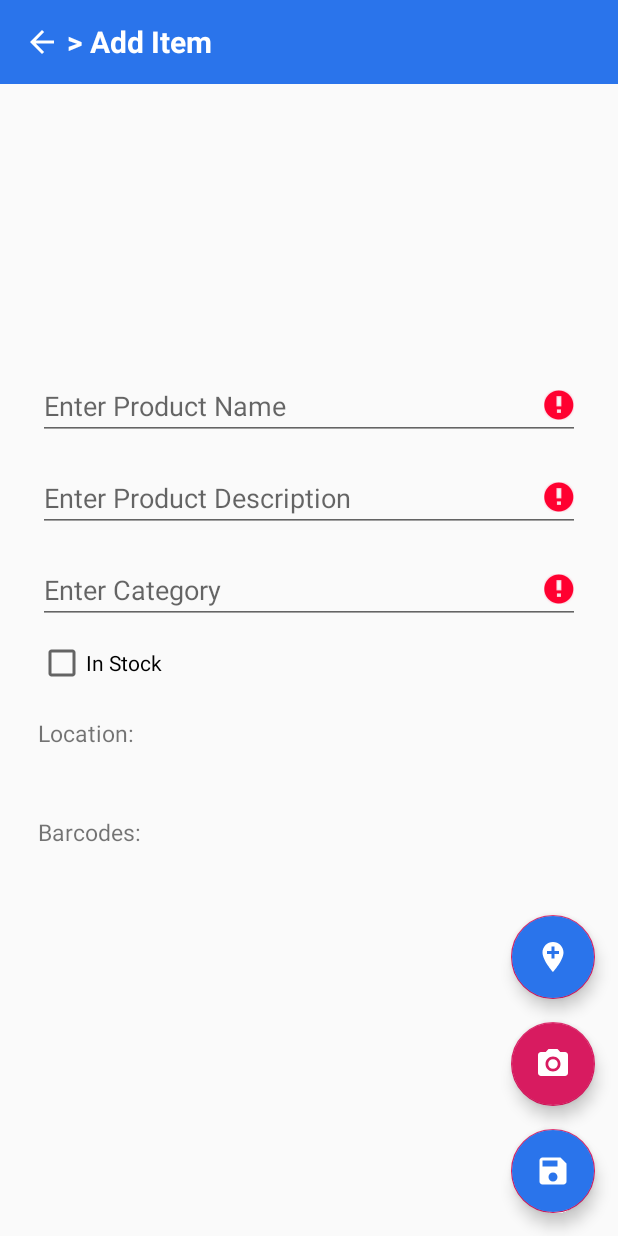
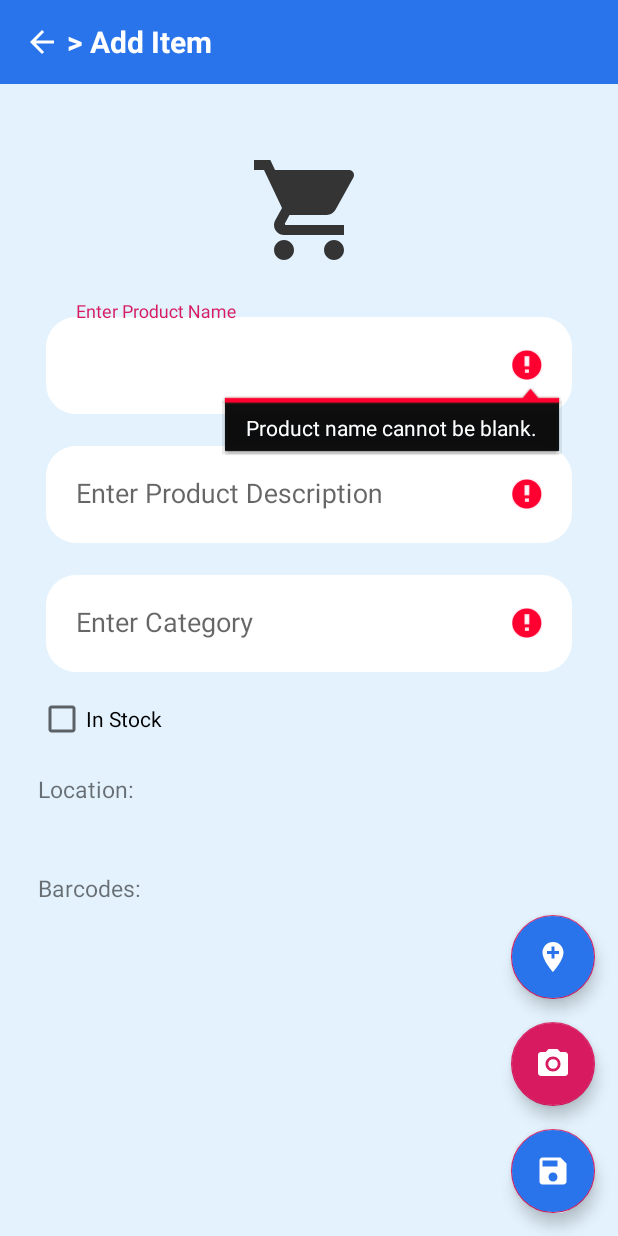
Before and after one commit to prasharsh/roomately, an Android app: the AddItemActivity screen opened directly, with no data from a screen before it, after a tap on an icon or button, on a phone screen of 412 x 824 dp. Run offline under Robolectric (Android 15) with nearby library versions, the phone set to English and light mode, and no system bars; our stand-ins replace Firebase (no records; nobody signed in at launch, a user with empty details on screens opened directly); 1 statement that could not run was skipped.

Commit message:
Changes in UI and resolved bugs

```diff
--- a/app/src/main/AndroidManifest.xml
+++ b/app/src/main/AndroidManifest.xml
@@ -18,7 +18,6 @@
         android:supportsRtl="true"
         android:theme="@style/AppTheme">
         <activity android:name=".help.HelpFragmentContainer"></activity>
-        <activity android:name=".help.Help" />
         <activity android:name=".Invitations" />
 
         <activity android:name=".SplashScreenActivity"
@@ -37,7 +36,7 @@
         <activity android:name=".login.RegistrationActivity" />
         <activity android:name=".login.LoginActivity" />
         <activity android:name=".LowStockItems" />
-        <activity android:name=".items.ItemsActivity" />
+        <activity android:name=".items.AddItemActivity" />
         <activity android:name=".items.LocationActivity" />
         <activity android:name=".Items" />
         <activity android:name=".Transactions" />
--- a/app/src/main/java/com/titans/roomatelyapp/Data.kt
+++ b/app/src/main/java/com/titans/roomatelyapp/Data.kt
@@ -32,7 +32,6 @@ class Data {
         var invitations = ArrayList<Invitation>()
         var txtInvitations: MutableLiveData<Int> = MutableLiveData()
         var selectedGroup = ""
-        var started = false
 
 
         fun init()
@@ -107,7 +106,6 @@ class Data {
 
         //constants
         val CONCAT = "_ _"
-        val CONCATCOORD = "_/_"
         val GROUPNAME = "groupName"
 
         val GROUPS = "groups"
--- a/app/src/main/java/com/titans/roomatelyapp/MainActivity.kt
+++ b/app/src/main/java/com/titans/roomatelyapp/MainActivity.kt
@@ -2,6 +2,7 @@ package com.titans.roomatelyapp
 
 import android.content.Context
 import android.content.Intent
+import android.database.DataSetObserver
 import androidx.appcompat.app.AppCompatActivity
 import android.os.Bundle
 import android.util.Log
--- a/app/src/main/java/com/titans/roomatelyapp/MainWindowTabs/Dashboard.kt
+++ b/app/src/main/java/com/titans/roomatelyapp/MainWindowTabs/Dashboard.kt
@@ -2,7 +2,6 @@ package com.titans.roomatelyapp.MainWindowTabs
 
 import android.app.AlertDialog
 import android.content.Context
-import android.content.DialogInterface
 import android.content.Intent
 import android.os.Bundle
 import android.util.Log
@@ -12,14 +11,13 @@ import android.view.ViewGroup
 import androidx.cardview.widget.CardView
 import androidx.fragment.app.Fragment
 import androidx.fragment.app.FragmentManager
-import com.google.firebase.firestore.QueryDocumentSnapshot
 import com.google.firebase.firestore.QuerySnapshot
 import com.titans.roomatelyapp.*
 import com.titans.roomatelyapp.DataModels.Category
 import com.titans.roomatelyapp.DataModels.Item
 import com.titans.roomatelyapp.barcodeReader.BarcodeReaderActivity
 import com.titans.roomatelyapp.dialogs.ProductDetailDialog
-import com.titans.roomatelyapp.items.ItemsActivity
+import com.titans.roomatelyapp.items.AddItemActivity
 
 class Dashboard: Fragment()
 {
@@ -123,7 +121,7 @@ class Dashboard: Fragment()
         alert.setMessage("Would you like to add this product?")
         alert.setPositiveButton("Add", {
             dialog, which ->
-            var i = Intent(ctx,ItemsActivity::class.java)
+            var i = Intent(ctx,AddItemActivity::class.java)
 
             i.putExtra("barcode",b)
             ctx.startActivity(i)
--- a/app/src/main/java/com/titans/roomatelyapp/RecyclerViewAdapters/LowStockListAdapter.kt
+++ b/app/src/main/java/com/titans/roomatelyapp/RecyclerViewAdapters/LowStockListAdapter.kt
@@ -109,7 +109,7 @@ class LowStockListAdapter: RecyclerView.Adapter<LowStockListAdapter.ViewHolder>
                     var t = Transaction(
                         title = item.item.name+ " back in stock",
                         subTitle = "Marked By: "+Data.currentUser.name,
-                        date = SimpleDateFormat("dd-MMM-yyyy").format(Calendar.getInstance().getTime())
+                        date = Data.getTimeStamp()
                     )
                     Data.db.collection(Data.USERS).document(Data.currentUser.phone).collection("transactions")
                         .document(Data.getTimeStamp()).set(t)
--- a/app/src/main/java/com/titans/roomatelyapp/items/ItemsActivity.kt
+++ b/app/src/main/java/com/titans/roomatelyapp/items/AddItemActivity.kt
@@ -9,6 +9,7 @@ import android.text.TextWatcher
 import android.view.MotionEvent
 import android.view.inputmethod.InputMethodManager
 import android.widget.*
+import androidx.appcompat.app.AlertDialog
 import androidx.appcompat.app.AppCompatActivity
 import com.google.firebase.firestore.SetOptions
 import com.titans.roomatelyapp.Data
@@ -22,47 +23,29 @@ import com.titans.roomatelyapp.DataModels.Transaction
 import com.titans.roomatelyapp.R
 import com.titans.roomatelyapp.barcodeReader.BarcodeReaderActivity
 
-//class ItemsActivity: AppCompatActivity()
-//{
-//    private var productName: EditText?= null
-//    private var productDesc: EditText?= null
-//    private var productCategory: EditText?= null
-//    private var switchStockStatus: Switch?= null
-//    lateinit var addLocationBtn: FloatingActionButton
-//    private var location: TextView?= null
-//    private var productLocation: String? =null
-//    lateinit var backButton: ImageButton
-//    lateinit var saveBtn: FloatingActionButton
-//    private val user = FirebaseAuth.getInstance().currentUser
 
-class ItemsActivity: AppCompatActivity() {
+
+class AddItemActivity: AppCompatActivity() {
     val BARCODE_READER_ACTIVITY_REQUEST = 1208
     val LOCATION_ACTIVITY_REQUEST = 1308
+    lateinit var categoryList: ArrayList<String>
 
     override fun onCreate(savedInstanceState: Bundle?) {
         super.onCreate(savedInstanceState)
         setContentView(R.layout.activity_item_crud)
 
-//        var intent = intent
-//        var productLocation = intent.getStringExtra("Name") + " - " + intent.getStringExtra("Address")
-//        ETDesc.setText(intent.getStringExtra("productDesc"))
-//        ETProductCategory.setText(intent.getStringExtra("productCategory"))
-//        ETProductName.setText(intent.getStringExtra("productName"))
-//        if (!(productLocation!!.contains("null")))
-//            tvLocation.text = productLocation
 
         backButton.setOnClickListener { _ -> onBackPressed() }
         txtToolbarLabel.text = getString(R.string.add_item)
 
         checkValues()
 
+        categoryList = intent.getStringArrayListExtra("CATEGORIES")
+        var adapter = ArrayAdapter<String>(this,android.R.layout.simple_list_item_1,categoryList)
+        ETProductCategory.setAdapter(adapter)
+
         addLocationBtn.setOnClickListener {
             val intent = Intent(this, LocationActivity::class.java)
-
-//            intent.putExtra("productName", ""+ETProductName.text+"")
-//            intent.putExtra("productCategory", ""+ETProductCategory.text+"")
-//            intent.putExtra("productDesc", ""+ETDesc.text+"")
-
             startActivityForResult(intent,LOCATION_ACTIVITY_REQUEST)
         }
 
@@ -84,7 +67,7 @@ class ItemsActivity: AppCompatActivity() {
     }
 
     fun saveData() {
-        if (ETProductName.text.length == 0 || ETDesc.text.length == 0 || ETProductCategory.text.length == 0) {
+        if (ETProductName.text?.length == 0 || ETDesc.text?.length == 0 || ETProductCategory.text.isEmpty()) {
             showError()
             Toast.makeText(
                 baseContext,
@@ -108,9 +91,30 @@ class ItemsActivity: AppCompatActivity() {
                 barcodes = ArrayList<String>(barcode)
             )
 
-            var i = hashMapOf(name to item)
+            if(!categoryList.contains(category))
+            {
+                var alert = AlertDialog.Builder(this)
 
+                alert.setTitle("Category $category Not Available")
+                alert.setMessage("Do you want to create new category: $category ?")
 
+                alert.setPositiveButton("Create New",{dialog, which ->
+                    saveConfirmed(item, category)
+                    dialog.dismiss()
+                })
+
+                alert.setNegativeButton("Select Another",{dialog, which -> dialog.dismiss() })
+                alert.show()
+            }
+            else
+                saveConfirmed(item,category)
+
+        }
+    }
+
+    fun saveConfirmed(item: Item, category: String)
+    {
+        var i = hashMapOf(item.name to item)
 
         if (Data.selectedGroup.equals("Self")) {
             Data.db.collection(Data.USERS).document(Data.currentUser.phone).collection("items")
@@ -122,7 +126,7 @@ class ItemsActivity: AppCompatActivity() {
 
 
                     var transaction = Transaction(
-                            title = "Item Added: " + name,
+                        title = "Item Added: " + item.name,
                         subTitle = "Added By : " + Data.currentUser.name,
                         date = SimpleDateFormat("dd-MMM-yyyy").format(
                             Calendar.getInstance().getTime()
@@ -144,7 +148,8 @@ class ItemsActivity: AppCompatActivity() {
                     ).show()
                 }
 
-            } else {
+        }
+        else {
             Data.db.collection(Data.GROUPS)
                 .document(Data.currentUser.groups[Data.groups.indexOf(Data.selectedGroup) - 1])
                 .collection("items").document(category).set(
@@ -154,7 +159,7 @@ class ItemsActivity: AppCompatActivity() {
                 .addOnSuccessListener { void ->
 
                     var transaction = Transaction(
-                            title = "Item Added: " + name,
+                        title = "Item Added: " + item.name,
                         subTitle = "Added By : " + Data.currentUser.name,
                         date = SimpleDateFormat("dd-MMM-yyyy").format(
                             Calendar.getInstance().getTime()
@@ -177,15 +182,12 @@ class ItemsActivity: AppCompatActivity() {
                     ).show()
                 }
         }
-
     }
-    }
-
     private fun showError() {
-        if (ETProductName.text.length == 0) {
+        if (ETProductName.text?.length == 0) {
             ETProductName.error = "Product name cannot be blank."
         }
-        if (ETDesc.text.length == 0) {
+        if (ETDesc.text?.length == 0) {
             ETDesc.error = "Product description cannot be blank."
         }
         if (ETProductCategory.text.length == 0) {
--- a/app/src/main/java/com/titans/roomatelyapp/model/Group.kt
+++ /dev/null
@@ -1,4 +0,0 @@
-package com.titans.roomatelyapp.model
-
-class Group {
-}
--- a/app/src/main/java/com/titans/roomatelyapp/model/Item.kt
+++ /dev/null
@@ -1,6 +0,0 @@
-package com.titans.roomatelyapp.model
-
-data class Item (val name: String,
-                 val description: String?,
-                 val status: Boolean,
-                 val location: String?) {}
--- a/app/src/main/res/layout/activity_item_crud.xml
+++ b/app/src/main/res/layout/activity_item_crud.xml
@@ -11,44 +11,73 @@
         android:id="@+id/actionbar"
         layout="@layout/actionbar"/>
 
+    <ImageView
+        android:layout_width="80sp"
+        android:layout_height="0sp"
+        app:layout_constraintDimensionRatio="1:1"
+        android:background="@drawable/items"
+        app:layout_constraintStart_toStartOf="parent"
+        app:layout_constraintEnd_toEndOf="parent"
+        app:layout_constraintBottom_toTopOf="@+id/linear"
+        android:layout_margin="5sp"/>
 
     <LinearLayout
         android:layout_width="match_parent"
         android:layout_height="wrap_content"
         android:orientation="vertical"
         android:padding="10dp"
+        android:id="@+id/linear"
         app:layout_constraintTop_toTopOf="parent"
         app:layout_constraintBottom_toBottomOf="parent"
-        android:layout_margin="15sp"
-        android:focusableInTouchMode="true">
+        android:layout_margin="15sp">
 
-        <EditText
-            android:id="@+id/ETProductName"
-            android:inputType="text"
+
+        <com.google.android.material.textfield.TextInputLayout
             android:layout_width="match_parent"
             android:layout_height="wrap_content"
-            android:layout_marginTop="16dp"
-            android:hint="@string/product_name_hint"
-            android:importantForAutofill="no" />
+            android:layout_margin="5sp"
+            android:hint="@string/product_name_hint">
+            <com.google.android.material.textfield.TextInputEditText
+                android:id="@+id/ETProductName"
+                android:inputType="text"
+                android:background="@drawable/editext_round"
+                android:layout_width="match_parent"
+                android:layout_height="wrap_content"
+                android:maxLength="20"
+                android:padding="30px" />
+        </com.google.android.material.textfield.TextInputLayout>
 
-        <EditText
-            android:id="@+id/ETDesc"
+        <com.google.android.material.textfield.TextInputLayout
             android:layout_width="match_parent"
             android:layout_height="wrap_content"
-            android:layout_marginTop="16dp"
-            android:inputType="text"
+            android:layout_margin="5sp"
             android:hint="@string/product_desc_hint"
-            android:importantForAutofill="no" />
+            >
+            <com.google.android.material.textfield.TextInputEditText
+                android:id="@+id/ETDesc"
+                android:layout_width="match_parent"
+                android:layout_height="wrap_content"
+                android:background="@drawable/editext_round"
+                android:inputType="text"
+                android:maxLength="20"
+                android:padding="30px" />
+        </com.google.android.material.textfield.TextInputLayout>
 
-
-        <EditText
-            android:id="@+id/ETProductCategory"
+        <com.google.android.material.textfield.TextInputLayout
             android:layout_width="match_parent"
             android:layout_height="wrap_content"
-            android:inputType="textAutoComplete"
+            android:layout_margin="5sp"
             android:hint="@string/category_hint"
-            android:layout_marginTop="16dp"
-            android:importantForAutofill="yes" />
+            >
+            <AutoCompleteTextView
+                android:id="@+id/ETProductCategory"
+                android:layout_width="match_parent"
+                android:layout_height="wrap_content"
+                android:inputType="textAutoComplete"
+                android:background="@drawable/editext_round"
+                android:maxLength="20"
+                android:padding="30px" />
+        </com.google.android.material.textfield.TextInputLayout>
 
         <CheckBox
             android:layout_width="wrap_content"
--- a/app/src/main/res/layout/activity_main.xml
+++ b/app/src/main/res/layout/activity_main.xml
@@ -58,6 +58,7 @@
         android:layout_height="match_parent"
         app:headerLayout="@layout/drawer_header"
         android:fitsSystemWindows="true"
+        android:theme="@style/SplashTheme"
         app:menu="@menu/drawer_menu"
         android:layout_gravity="start"
         android:id="@+id/navigationView">
--- a/app/src/main/res/layout/activity_registration.xml
+++ b/app/src/main/res/layout/activity_registration.xml
@@ -36,7 +36,7 @@
                 android:drawableLeft="@drawable/ic_user"
                 android:inputType="text"
                 android:maxLength="20"
-                android:padding="20px" />
+                android:padding="30px" />
         </com.google.android.material.textfield.TextInputLayout>
 
         <com.google.android.material.textfield.TextInputLayout
@@ -55,7 +55,7 @@
                 android:drawableLeft="@drawable/phone_icon"
                 android:inputType="phone"
                 android:maxLength="20"
-                android:padding="20px" />
+                android:padding="30px" />
         </com.google.android.material.textfield.TextInputLayout>
 
         <com.google.android.material.textfield.TextInputLayout
--- a/app/src/main/res/layout/dialog_item.xml
+++ b/app/src/main/res/layout/dialog_item.xml
@@ -94,7 +94,7 @@
         android:layout_marginTop="10sp"
         android:visibility="gone"
         android:inputType="textMultiLine"
-        android:layout_below="@id/editLocation"
+        android:layout_below="@id/editBarcodes"
         android:id="@+id/editLocation"/>
 
     <LinearLayout
--- a/app/src/main/res/values/colors.xml
+++ b/app/src/main/res/values/colors.xml
@@ -8,5 +8,5 @@
     <color name="green">#00D507</color>
     <color name="red">@android:color/holo_red_light</color>
     <color name="scanner_line">#00ceff</color>
-    <color name="appBackground">#fff</color>
+    <color name="appBackground">#E3F2FD</color>
 </resources>
--- a/app/src/main/res/values/styles.xml
+++ b/app/src/main/res/values/styles.xml
@@ -6,6 +6,7 @@
         <item name="colorPrimary">@color/colorPrimary</item>
         <item name="colorPrimaryDark">@color/colorPrimaryDark</item>
         <item name="colorAccent">@color/colorAccent</item>
+        <item name="android:windowBackground">@color/appBackground</item>
     </style>
 
      <style name="SplashTheme" parent="Theme.AppCompat.Light.NoActionBar"></style>
```
Also changed, not shown: app/src/main/java/com/titans/roomatelyapp/Items.kt (+15 -24 lines), app/src/main/java/com/titans/roomatelyapp/Members.kt (+7 -1 lines), app/src/main/java/com/titans/roomatelyapp/dialogs/ProductDetailDialog.kt (+29 -8 lines), app/src/main/java/com/titans/roomatelyapp/help/Help.kt (deleted, +0 -13 lines), app/src/main/res/layout/activity_help.xml (deleted, +0 -166 lines). Lines whose indentation alone changed are shown as unchanged.
